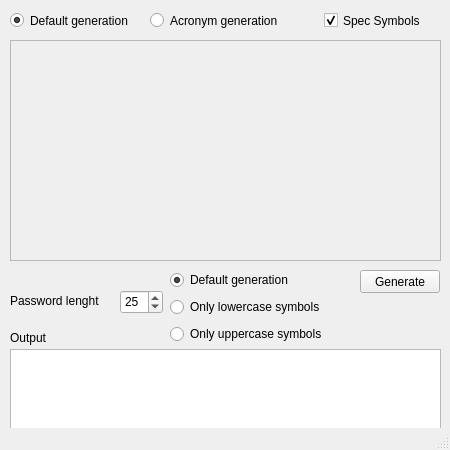
Before: the Qt Designer form passwordgenerator.ui in dlev4060/passgen, drawn with Qt 5.
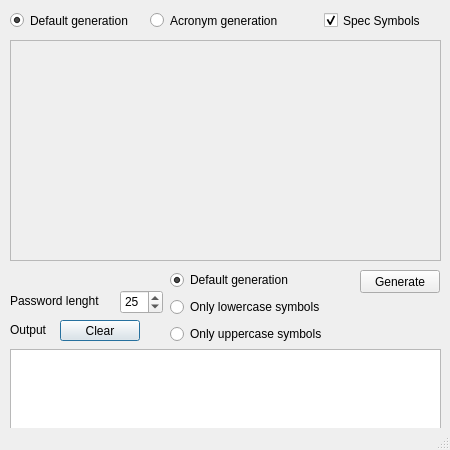
After: the same form once the commit is applied. Icons and pictures are not drawn.

Commit message: Added clear button

Diff of the .ui file:
```diff
--- a/passwordgenerator.ui
+++ b/passwordgenerator.ui
@@ -60,9 +60,9 @@
     <property name="geometry">
      <rect>
       <x>10</x>
-      <y>330</y>
-      <width>57</width>
-      <height>15</height>
+      <y>314</y>
+      <width>51</width>
+      <height>31</height>
      </rect>
     </property>
     <property name="text">
@@ -192,6 +192,34 @@
      </item>
     </layout>
    </widget>
+   <widget class="QPushButton" name="clearOutputBtn">
+    <property name="geometry">
+     <rect>
+      <x>60</x>
+      <y>320</y>
+      <width>80</width>
+      <height>21</height>
+     </rect>
+    </property>
+    <property name="text">
+     <string>Clear</string>
+    </property>
+    <property name="checkable">
+     <bool>false</bool>
+    </property>
+    <property name="autoExclusive">
+     <bool>false</bool>
+    </property>
+    <property name="autoDefault">
+     <bool>false</bool>
+    </property>
+    <property name="default">
+     <bool>true</bool>
+    </property>
+    <property name="flat">
+     <bool>false</bool>
+    </property>
+   </widget>
   </widget>
   <widget class="QMenuBar" name="menubar">
    <property name="geometry">
```
Left out of the diff: 9 changed lines with no effect on the pictures. The commit also changes 2 other files.
